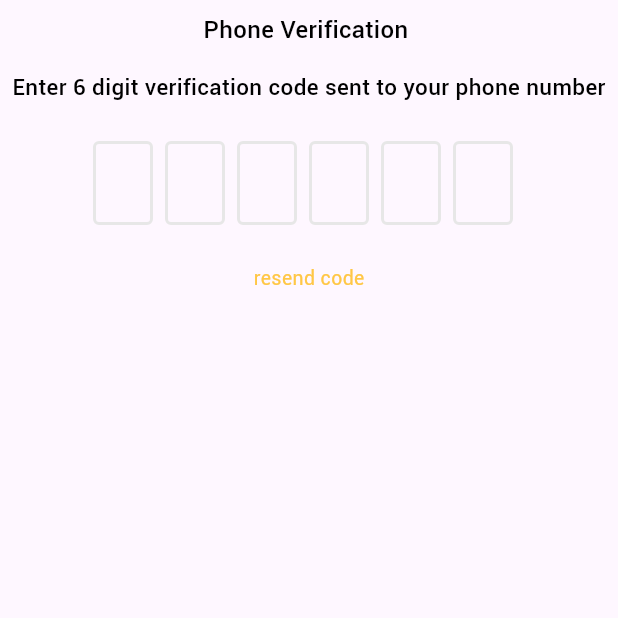
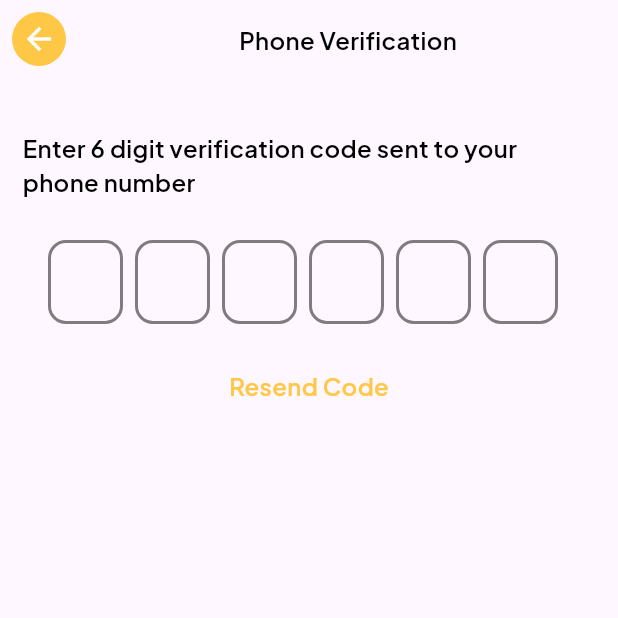
Before and after one commit to ibrahimsm83/xwave2_audio_video_calling, a Flutter app: the Verification screen opened directly with empty values, on a phone screen of 412 x 824 dp, the top half of it. Run offline on Flutter 3.47's test engine with Material 3 defaults, Android fonts, the light colour scheme and no system bars; drawn by our look-alikes of flutter_otp_text_field; our stand-ins replace animated_toggle_switch, audioplayers, cached_network_image, chewie, contacts_service, flutter_easyloading and 12 more; missing offline and left inert: agora_rtc_engine, agora_token_service, another_audio_recorder, story; accounts and stored records are empty.

Commit message:
Otp Verification Screen Ui done.

```diff
--- a/lib/main.dart
+++ b/lib/main.dart
@@ -1,5 +1,4 @@
 import 'package:chat_app_with_myysql/controller/binding/initial_binding.dart';
-import 'package:chat_app_with_myysql/view/auth/Login.dart';
 import 'package:chat_app_with_myysql/view/splash/splash.dart';
 import 'package:flutter/material.dart';
 import 'package:flutter_easyloading/flutter_easyloading.dart';
--- a/lib/view/auth/Verification.dart
+++ b/lib/view/auth/Verification.dart
@@ -7,6 +7,7 @@ import 'package:chat_app_with_myysql/service/network/ApiService.dart';
 import 'package:chat_app_with_myysql/service/network/SocketManager.dart';
 import 'package:chat_app_with_myysql/service/network/apis.dart';
 import 'package:chat_app_with_myysql/resources/myColors.dart';
+import 'package:chat_app_with_myysql/util/export.dart';
 import 'package:chat_app_with_myysql/util/navigation.dart';
 import 'package:chat_app_with_myysql/view/user/dashboard/Home.dart';
 import 'package:chat_app_with_myysql/view/user/dashboard/settings/profile/Info.dart';
@@ -41,35 +42,70 @@ class _VerificationState extends State<Verification> {
   Widget build(BuildContext context) {
     return Scaffold(
       body: SafeArea(child: Column(children: [
-        Center(child: Padding(
-          padding: const EdgeInsets.all(8.0),
-          child: myText(text: 'Phone Verification $otp',fontWeight: FontWeight.w500,size: 16,),
-        )),
 
-        Padding(
-          padding: const EdgeInsets.all(8.0),
-          child: myText(text: 'Enter 6 digit verification code sent to your phone number',fontWeight: FontWeight.w500,size: 15,),
-        ),
+        Row(
+          mainAxisAlignment: MainAxisAlignment.spaceBetween,
+          crossAxisAlignment: CrossAxisAlignment.start,
+          children: [
+          InkWell(
+            onTap: ()=>Get.back(),
+            child: Padding(
+              padding: const EdgeInsets.all(8.0),
+              child: Container(
+                decoration: BoxDecoration(color:
+                ColorManager.kPrimaryColor,
+                shape: BoxShape.circle,
+                ),
+                child: Padding(
+                  padding: const EdgeInsets.all(6.0),
+                  child: Icon(Icons.adaptive.arrow_back,color: ColorManager.kWhiteColor,),
+                ),
+              ),
+            ),
+          ),
+            Padding(
+              padding: const EdgeInsets.all(15.0),
+              child:Column(
+                children: [
+                  Text('Phone Verification',style: getSemiBoldStyle(color: ColorManager.kBlackColor,fontSize: 16,fontFamily: FontConstants.fontFamilyJakarta),),
+                  Text('$otp',style: getSemiBoldStyle(color: ColorManager.kBlackColor,fontSize: 13,fontFamily: FontConstants.fontFamilyJakarta),),
+                ],
+              ),
+
+            ),
+          const  SizedBox.shrink(),
+        ],),
 
 
         Padding(
-          padding: const EdgeInsets.all(18.0),
+          padding: const EdgeInsets.all(15.0),
+          child:Text("Enter 6 digit verification code sent to your phone number",style: getSemiBoldStyle(color: ColorManager.kBlackColor,fontSize: 16,fontFamily: FontConstants.fontFamilyJakarta),),
+
+        ),
+
+        Padding(
+          padding: const EdgeInsets.all(12.0),
           child: OtpTextField(
             numberOfFields: 6,
             borderColor: appYellow,
+            fieldWidth: 50,
+            enabledBorderColor: ColorManager.kBlackColor.withOpacity(0.5),
+            focusedBorderColor: ColorManager.kPrimaryColor,
+            textStyle: getBoldStyle(color: ColorManager.kBlackColor,fontSize: 16, fontFamily: FontConstants.fontFamilyJakarta),
             //set to true to show as box or false to show as dash
             showFieldAsBox: true,
             //runs when a code is typed in
             onCodeChanged: (String code) {
               //handle validation or checks here
             },
+            borderRadius:const BorderRadius.all(Radius.circular(12),),
             //runs when every textfield is filled
             onSubmit: (String verificationCode) async{
               authController.verifyUser(widget.nbr, verificationCode);
             }, // end onSubmit
           ),
         ),
-
+        SizedBox(height: 10.0),
         Padding(
           padding: const EdgeInsets.all(8.0),
           child: InkWell(
@@ -82,7 +118,7 @@ class _VerificationState extends State<Verification> {
                   }
                 });
               },
-              child: myText(text: 'resend code',color: appYellow)),
+              child:  Text('Resend Code',style: getSemiBoldStyle(color: ColorManager.kPrimaryColor,fontSize: 16,fontFamily: FontConstants.fontFamilyJakarta),),),
         )
 
       ],)),
--- a/lib/view/user/dashboard/settings/settings.dart
+++ b/lib/view/user/dashboard/settings/settings.dart
@@ -4,7 +4,6 @@ import 'package:chat_app_with_myysql/controller/user/dashboard_controller.dart';
 import 'package:chat_app_with_myysql/util/MyPraf.dart';
 import 'package:chat_app_with_myysql/util/navigation.dart';
 import 'package:chat_app_with_myysql/util/sizer.dart';
-import 'package:chat_app_with_myysql/view/auth/Login.dart';
 import 'package:chat_app_with_myysql/view/user/dashboard/settings/profile/my_profile.dart';
 import 'package:chat_app_with_myysql/widget/app_bar.dart';
 import 'package:chat_app_with_myysql/widget/background.dart';
```
Also changed, not shown: lib/view/auth/Login.dart (deleted, +0 -157 lines).
